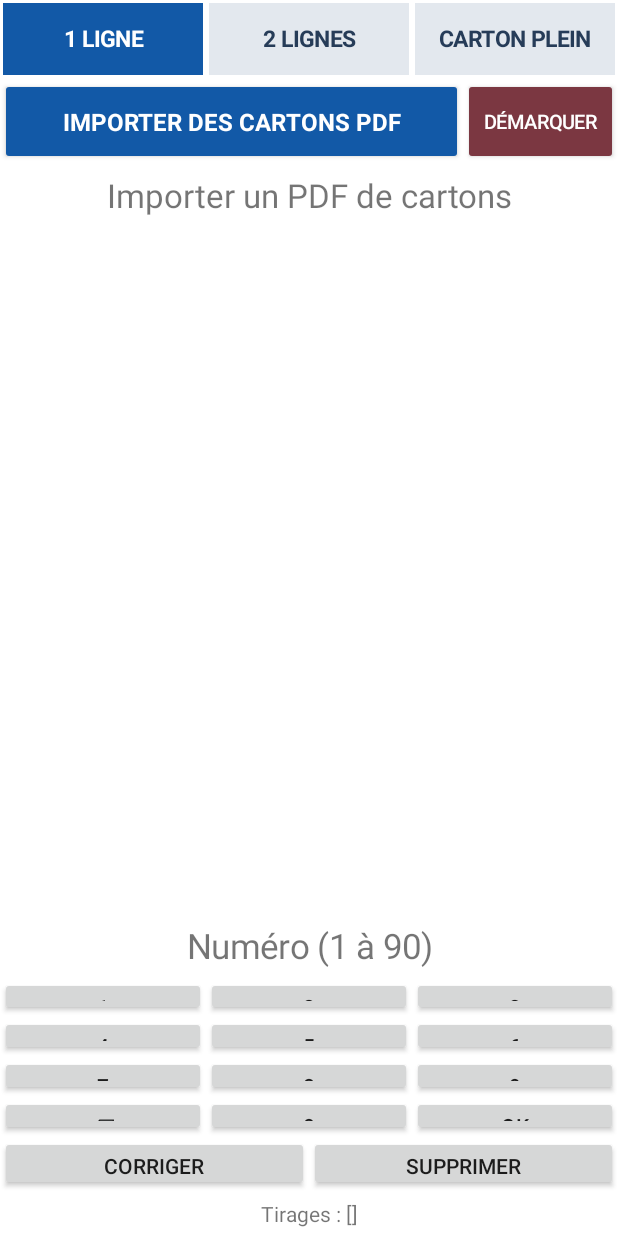
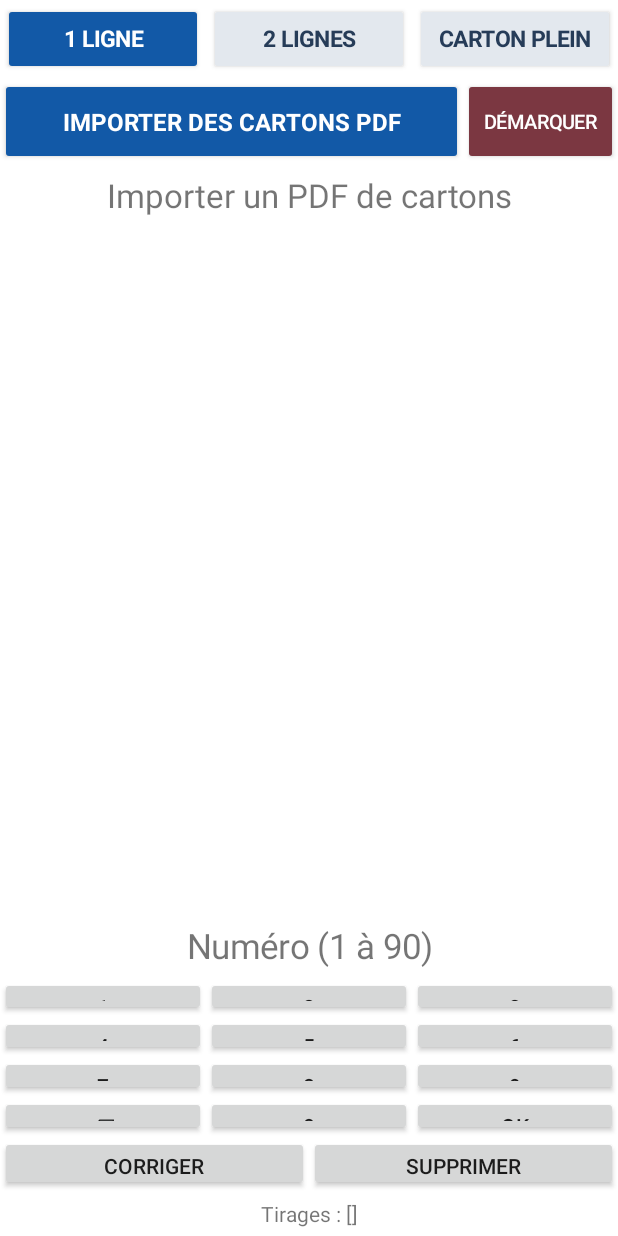
Before and after one commit to Sbxnumerik/Cartonsloto, an Android app: the screen it shows after launch (MainActivity), on a phone screen of 412 x 824 dp. Run offline under Robolectric (Android 15) with nearby library versions, the phone set to English and light mode, and no system bars.

Commit message:
Allow manual selection of bingo stage without advancing on own win

```diff
--- a/app/src/main/java/fr/loto/cartons/MainActivity.java
+++ b/app/src/main/java/fr/loto/cartons/MainActivity.java
@@ -7,7 +7,7 @@ public class MainActivity extends Activity {
  Button button(String s,Runnable r){Button b=new Button(this);b.setText(s);b.setAllCaps(false);b.setOnClickListener(v->r.run());return b;}
  int dp(int n){return (int)(n*getResources().getDisplayMetrics().density+0.5f);}
  GradientDrawable bg(int color,int stroke){GradientDrawable d=new GradientDrawable();d.setColor(color);d.setStroke(dp(1),stroke);d.setCornerRadius(dp(2));return d;}
- void render(){root=new LinearLayout(this);root.setOrientation(1);root.setBackgroundColor(Color.WHITE);setContentView(root);LinearLayout modes=new LinearLayout(this);root.addView(modes,new LinearLayout.LayoutParams(-1,dp(52)));for(int i=1;i<=3;i++){final int m=i;TextView stage=text(i==1?"1 LIGNE":i==2?"2 LIGNES":"CARTON PLEIN",15);stage.setTypeface(null,Typeface.BOLD);stage.setTextColor(game.mode==m?Color.WHITE:0xff263c58);stage.setBackgroundColor(game.mode==m?0xff1259a7:0xffe3e8ee);LinearLayout.LayoutParams mp=new LinearLayout.LayoutParams(0,-1,1);mp.setMargins(dp(2),dp(2),dp(2),dp(2));modes.addView(stage,mp);}
+ void render(){root=new LinearLayout(this);root.setOrientation(1);root.setBackgroundColor(Color.WHITE);setContentView(root);LinearLayout modes=new LinearLayout(this);root.addView(modes,new LinearLayout.LayoutParams(-1,dp(52)));for(int i=1;i<=3;i++){final int m=i;Button stage=button(i==1?"1 LIGNE":i==2?"2 LIGNES":"CARTON PLEIN",()->{if(game.mode!=m){game.mode=m;save();render();}});stage.setTextSize(15);stage.setTypeface(null,Typeface.BOLD);stage.setTextColor(game.mode==m?Color.WHITE:0xff263c58);stage.setBackgroundTintList(android.content.res.ColorStateList.valueOf(game.mode==m?0xff1259a7:0xffe3e8ee));LinearLayout.LayoutParams mp=new LinearLayout.LayoutParams(0,-1,1);mp.setMargins(dp(2),dp(2),dp(2),dp(2));modes.addView(stage,mp);}
  LinearLayout toolbar=new LinearLayout(this);root.addView(toolbar,new LinearLayout.LayoutParams(-1,dp(58)));Button browse=button("IMPORTER DES CARTONS PDF",()->openPdfPicker());browse.setTextSize(16);browse.setTypeface(null,Typeface.BOLD);browse.setSingleLine(true);browse.setBackgroundTintList(android.content.res.ColorStateList.valueOf(0xff1259a7));browse.setTextColor(Color.WHITE);toolbar.addView(browse,new LinearLayout.LayoutParams(0,-1,3));Button reset=button("DÉMARQUER",()->new AlertDialog.Builder(this).setTitle("Effacer tous les tirages ?").setNegativeButton("Annuler",null).setPositiveButton("Confirmer",(dialog,which)->{game.clear();game.mode=1;save();render();}).show());reset.setTextSize(13);reset.setSingleLine(true);reset.setTextColor(Color.WHITE);reset.setBackgroundTintList(android.content.res.ColorStateList.valueOf(0xff7b3741));toolbar.addView(reset,new LinearLayout.LayoutParams(0,-1,1));
  boolean wide=getResources().getConfiguration().orientation==2;LinearLayout body=new LinearLayout(this);body.setOrientation(wide?0:1);root.addView(body,new LinearLayout.LayoutParams(-1,0,1));
  ScrollView scroll=new ScrollView(this);cards=new LinearLayout(this);cards.setOrientation(1);scroll.addView(cards);body.addView(scroll,new LinearLayout.LayoutParams(wide?0:-1,wide?-1:0,7));
@@ -32,7 +32,7 @@ public class MainActivity extends Activity {
   }
   LinearLayout.LayoutParams outer=new LinearLayout.LayoutParams(-1,-2);outer.setMargins(dp(4),dp(5),dp(4),dp(7));box.setLayoutParams(outer);return box;
  }
- void checkWin(){for(Game.Card c:game.cards)if(game.winner(c)&&!game.acknowledged.contains(game.winKey(c))){new AlertDialog.Builder(this).setTitle("GAGNANT ! Carton "+c.id).setView(cardView(c,true)).setCancelable(false).setPositiveButton("VÉRIFICATION OK",(d,w)->{game.acknowledged.add(game.winKey(c));if(game.mode<3)game.mode++;save();render();}).show();break;}}
+ void checkWin(){for(Game.Card c:game.cards)if(game.winner(c)&&!game.acknowledged.contains(game.winKey(c))){new AlertDialog.Builder(this).setTitle("GAGNANT ! Carton "+c.id).setView(cardView(c,true)).setCancelable(false).setPositiveButton("VÉRIFICATION OK",(d,w)->{game.acknowledged.add(game.winKey(c));save();render();}).show();break;}}
  void openPdfPicker(){try{Intent i=new Intent(Intent.ACTION_OPEN_DOCUMENT);i.addCategory(Intent.CATEGORY_OPENABLE);i.setType("application/pdf");i.addFlags(Intent.FLAG_GRANT_READ_URI_PERMISSION|Intent.FLAG_GRANT_PERSISTABLE_URI_PERMISSION);startActivityForResult(i,PICK);}catch(Exception e){try{Intent i=new Intent(Intent.ACTION_GET_CONTENT);i.setType("application/pdf");i.addCategory(Intent.CATEGORY_OPENABLE);startActivityForResult(Intent.createChooser(i,"Choisir un PDF dans la tablette"),PICK);}catch(Exception ex){new AlertDialog.Builder(this).setTitle("Explorateur indisponible").setMessage(ex.getMessage()).setPositiveButton("OK",null).show();}}}
  void toast(String s){Toast.makeText(this,s,Toast.LENGTH_LONG).show();}
  @Override protected void onActivityResult(int request,int result,Intent data){super.onActivityResult(request,result,data);if(request!=PICK||result!=RESULT_OK||data==null)return;Uri uri=data.getData();if(uri==null){toast("Aucun fichier sélectionné");return;}try{getContentResolver().takePersistableUriPermission(uri,Intent.FLAG_GRANT_READ_URI_PERMISSION);}catch(Exception ignored){}new Thread(()->{try{ArrayList<Game.Card> imported=PdfImporter.read(this,uri);runOnUiThread(()->{int added=0;for(Game.Card c:imported){boolean exists=false;for(Game.Card x:game.cards)if(x.id.equals(c.id))exists=true;if(!exists){game.cards.add(c);added++;}}save();render();toast(added+" cartons importés. Vérifie leur contenu.");});}catch(Exception e){runOnUiThread(()->new AlertDialog.Builder(this).setTitle("Import impossible").setMessage(e.getMessage()).setPositiveButton("OK",null).show());}}).start();}
```
